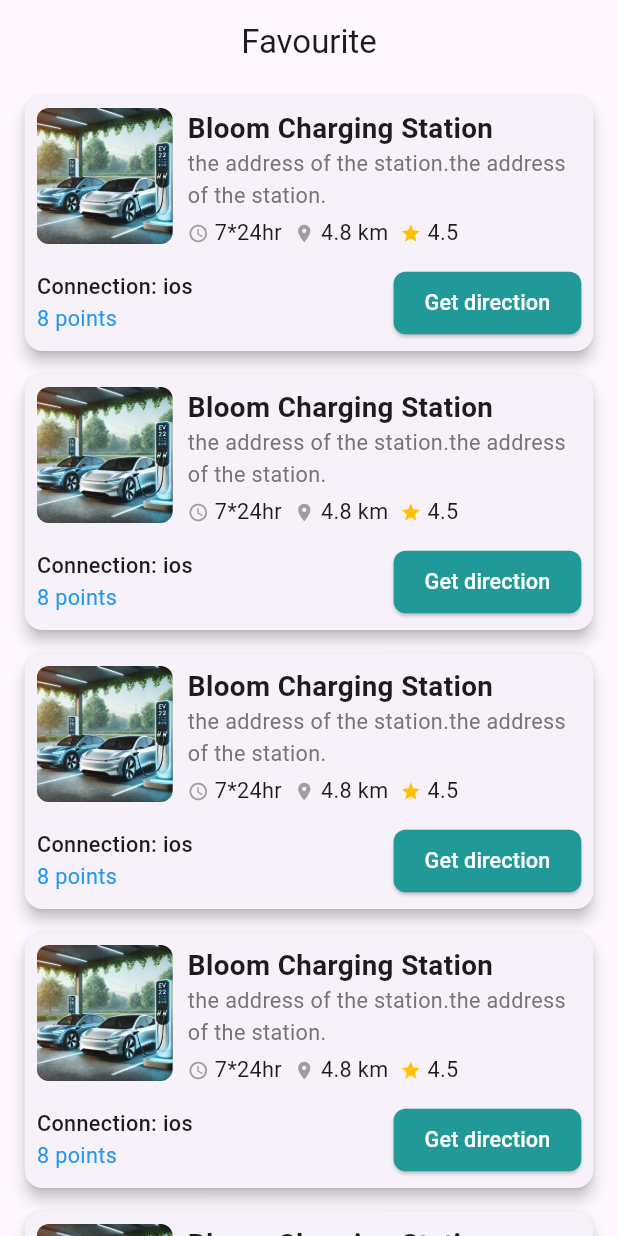
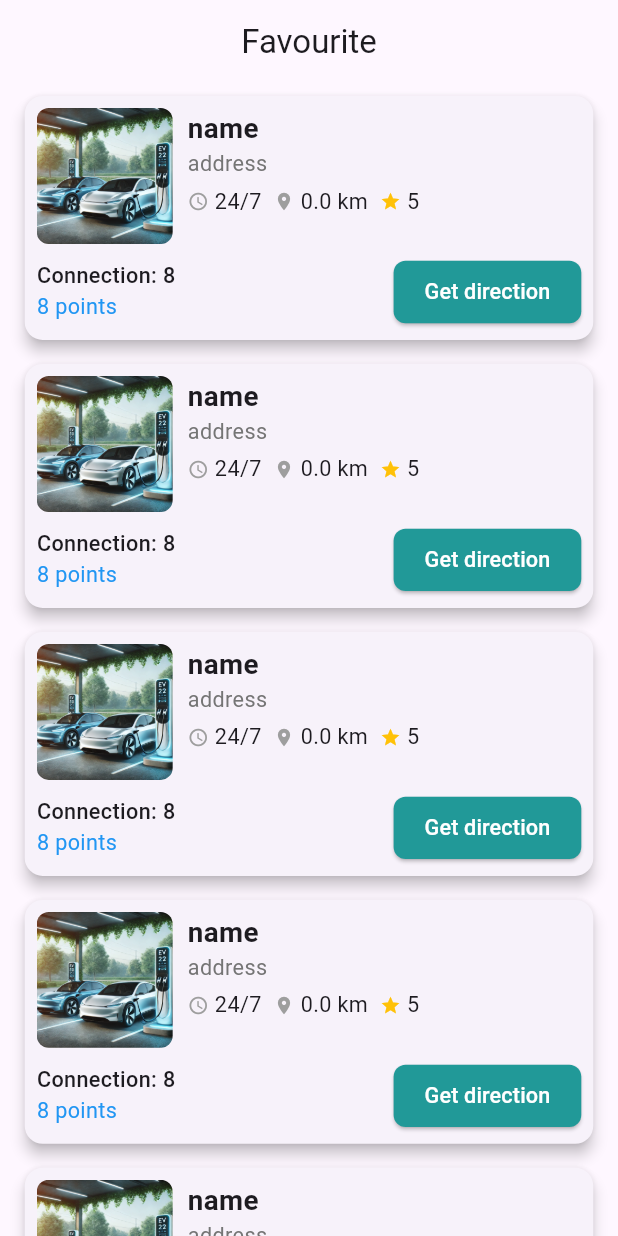
Before and after one commit to RamyIsaac/ev_charging_app, a Flutter app: the FavouriteView screen opened by its route, on a phone screen of 412 x 824 dp. Run offline on Flutter 3.47's test engine with Material 3 defaults, Android fonts, the phone set to English and light mode, and no system bars; our stand-ins replace bloc, cloud_firestore, dartz, dio, dots_indicator, firebase_auth and 10 more; missing offline and left inert: flutter_facebook_auth, flutter_paymob, flutter_paypal_payment, flutter_polyline_points, flutter_stripe; accounts and stored records are empty; project files that could hold a hidden picture were left out.

Commit message:
add real data with supabase for charging stations & add pamob paymenet

```diff
--- /dev/null
+++ b/lib/core/utils/supabase_keys.dart
@@ -0,0 +1,5 @@
+abstract class SupabaseKeys {
+  static const String supabaseUrl = 'https://skyacseltlllpqcvcwqs.supabase.co';
+  static const String supabaseAnonKey =
+      'eyJhbGciOiJIUzI1NiIsInR5cCI6IkpXVCJ9.eyJpc3MiOiJzdXBhYmFzZSIsInJlZiI6InNreWFjc2VsdGxsbHBxY3Zjd3FzIiwicm9sZSI6ImFub24iLCJpYXQiOjE3NDU0NDA4MzksImV4cCI6MjA2MTAxNjgzOX0.5NQos_R8QDrVj0DCtRthTP1lq_VI2PkPyMEtQRsOdxw';
+}
--- a/lib/core/widgets/charging_station.dart
+++ b/lib/core/widgets/charging_station.dart
@@ -1,27 +1,11 @@
 import 'package:ev_charging/constants.dart';
+import 'package:ev_charging/features/home/data/models/charging_station_model/charging_station_model.dart';
 import 'package:flutter/material.dart';
 
 class ChargingStation extends StatelessWidget {
-  final String name;
-  final String address;
-  final String availability;
-  final double distance;
-  final double rating;
-  final String connection;
-  final int points;
-  final VoidCallback onDirectionTap;
+  final ChargingStationModel chargingStationModel;
 
-  const ChargingStation({
-    super.key,
-    required this.name,
-    required this.address,
-    required this.availability,
-    required this.distance,
-    required this.rating,
-    required this.connection,
-    required this.points,
-    required this.onDirectionTap,
-  });
+  const ChargingStation({super.key, required this.chargingStationModel});
 
   @override
   Widget build(BuildContext context) {
@@ -57,7 +41,7 @@ class ChargingStation extends StatelessWidget {
                     crossAxisAlignment: CrossAxisAlignment.start,
                     children: [
                       Text(
-                        name,
+                        chargingStationModel.name,
                         style: TextStyle(
                             fontSize: screenWidth * 0.045,
                             fontWeight: FontWeight.bold),
@@ -65,7 +49,7 @@ class ChargingStation extends StatelessWidget {
                         overflow: TextOverflow.ellipsis,
                       ),
                       Text(
-                        address,
+                        chargingStationModel.address,
                         style: TextStyle(
                             color: Colors.grey[600],
                             fontSize: screenWidth * 0.035),
@@ -74,10 +58,10 @@ class ChargingStation extends StatelessWidget {
                       ),
                       const SizedBox(height: 4),
                       StationTimeDistanceRating(
-                          availability: availability,
+                          availability: chargingStationModel.operatingHours,
                           screenWidth: screenWidth,
-                          distance: distance,
-                          rating: rating),
+                          distance: chargingStationModel.id.toDouble(),
+                          rating: chargingStationModel.rating),
                       const SizedBox(height: 4),
                     ],
                   ),
@@ -91,13 +75,13 @@ class ChargingStation extends StatelessWidget {
                   crossAxisAlignment: CrossAxisAlignment.start,
                   children: [
                     Text(
-                      "Connection: $connection",
+                      "Connection: ${chargingStationModel.availableConnectors}",
                       style: TextStyle(
                           fontSize: screenWidth * 0.035,
                           fontWeight: FontWeight.w500),
                     ),
                     Text(
-                      "$points points",
+                      "${chargingStationModel.availableConnectors} points",
                       style: TextStyle(
                           fontSize: screenWidth * 0.035, color: Colors.blue),
                     ),
@@ -105,7 +89,7 @@ class ChargingStation extends StatelessWidget {
                 ),
                 const Spacer(),
                 ElevatedButton(
-                  onPressed: onDirectionTap,
+                  onPressed: () {},
                   style: ElevatedButton.styleFrom(
                     backgroundColor: kSecondaryColor,
                     shape: RoundedRectangleBorder(
@@ -139,11 +123,13 @@ class StationTimeDistanceRating extends StatelessWidget {
   final String availability;
   final double screenWidth;
   final double distance;
-  final double rating;
+  final String rating;
 
   @override
   Widget build(BuildContext context) {
-    return Row(
+    return FittedBox(
+      fit: BoxFit.scaleDown,
+      child: Row(
         children: [
           const Icon(Icons.access_time, size: 14, color: Colors.grey),
           const SizedBox(width: 4),
@@ -155,8 +141,9 @@ class StationTimeDistanceRating extends StatelessWidget {
           const SizedBox(width: 8),
           const Icon(Icons.star, size: 14, color: Colors.amber),
           const SizedBox(width: 4),
-        Text("$rating", style: TextStyle(fontSize: screenWidth * 0.035)),
+          Text(rating, style: TextStyle(fontSize: screenWidth * 0.035)),
         ],
+      ),
     );
   }
 }
--- a/lib/features/favourite/presentation/views/widgets/favourite_view_body.dart
+++ b/lib/features/favourite/presentation/views/widgets/favourite_view_body.dart
@@ -1,7 +1,7 @@
 import 'package:ev_charging/core/utils/app_router.dart';
 import 'package:ev_charging/core/widgets/charging_station.dart';
+import 'package:ev_charging/features/home/data/models/charging_station_model/charging_station_model.dart';
 import 'package:flutter/material.dart';
-import 'package:flutter/rendering.dart';
 import 'package:go_router/go_router.dart';
 
 class FavouriteViewBody extends StatelessWidget {
@@ -19,6 +19,7 @@ class StationsListView extends StatelessWidget {
     required this.scrollDirection,
   });
   final Axis scrollDirection;
+
   @override
   Widget build(BuildContext context) {
     return ListView.builder(
@@ -26,20 +27,26 @@ class StationsListView extends StatelessWidget {
         itemCount: 10,
         itemBuilder: (context, index) {
           return GestureDetector(
-            onTap: () {
-              GoRouter.of(context).push(AppRouter.kStationDetailsView);
-            },
-            child: ChargingStation(
-                name: 'Bloom Charging Station ',
-                address:
-                    'the address of the station.the address of the station.',
-                availability: '7*24hr',
-                distance: 4.8,
-                rating: 4.5,
-                connection: 'ios',
-                points: 8,
-                onDirectionTap: () {}),
-          );
+              onTap: () {
+                GoRouter.of(context).push(AppRouter.kStationDetailsView);
+              },
+              child: ChargingStation(
+                chargingStationModel: ChargingStationModel(
+                  name: 'name',
+                  address: 'address',
+                  city: 'city',
+                  state: 'state',
+                  zipCode: 'zipCode',
+                  imageUrl: 'imageUrl',
+                  longitude: 0.0,
+                  latitude: 0.0,
+                  isActive: true,
+                  rating: '5',
+                  availableConnectors: 8,
+                  operatingHours: '24/7',
+                  createdAt: TimeOfDay.now().toString(),
+                ),
+              ));
         });
   }
 }
--- a/lib/features/favourite/presentation/views/widgets/station_details_view_body.dart
+++ b/lib/features/favourite/presentation/views/widgets/station_details_view_body.dart
@@ -27,7 +27,7 @@ class StationDetailsViewBody extends StatelessWidget {
                   availability: '24/7',
                   screenWidth: MediaQuery.of(context).size.width,
                   distance: 5.5,
-                  rating: 5,
+                  rating: '5',
                 ),
                 const SizedBox(
                   height: 5,
--- /dev/null
+++ b/lib/features/home/data/models/charging_station_model/charging_station_model.dart
@@ -0,0 +1,67 @@
+class ChargingStationModel {
+  int id;
+  String name;
+  String address;
+  String city;
+  String state;
+  String zipCode;
+  String imageUrl;
+  double longitude;
+  double latitude;
+  bool isActive;
+  String rating;
+  int availableConnectors;
+  String operatingHours;
+  String createdAt;
+
+  ChargingStationModel({
+    this.id = 0,
+    required this.name,
+    required this.address,
+    required this.city,
+    required this.state,
+    required this.zipCode,
+    required this.imageUrl,
+    required this.longitude,
+    required this.latitude,
+    required this.isActive,
+    required this.rating,
+    required this.availableConnectors,
+    required this.operatingHours,
+    required this.createdAt,
+  });
+
+  static ChargingStationModel fromJson(Map<String, dynamic> json) =>
+      ChargingStationModel(
+        name: json['Name'] ?? "",
+        id: json['Id'] ?? 0,
+        address: json['Address'] ?? "",
+        city: json['City'] ?? "",
+        state: json['State'] ?? "",
+        zipCode: json['ZipCode'] ?? "",
+        imageUrl: json['ImageUrl'] ?? "",
+        longitude: json['Longitude'] ?? 0.0,
+        latitude: json['Latitude'] ?? 0.0,
+        isActive: json['IsActive'] ?? false,
+        rating: json['rating'] ?? "",
+        availableConnectors: json['availableConnectors'] ?? 0,
+        operatingHours: json['operatingHours'] ?? "",
+        createdAt: json['CreatedAt'] ?? "",
+      );
+  Map<String, dynamic> toJson() => {
+        'Id': id,
+        'Name': name,
+        'Address': address,
+        'City': city,
+        'State': state,
+        'ZipCode': zipCode,
+        'ImageUrl': imageUrl,
+        'Longitude': longitude,
+        'Latitude': latitude,
+        'IsActive': isActive,
+        'rating': rating,
+        'availableConnectors': availableConnectors,
+        'operatingHours': operatingHours,
+        'CreatedAt': createdAt,
+      };
+}
--- a/lib/features/home/presentation/views/widgets/home_view_body.dart
+++ b/lib/features/home/presentation/views/widgets/home_view_body.dart
@@ -130,7 +130,7 @@ class _HomeViewBodyState extends State<HomeViewBody> {
                         icon: const Icon(Icons.filter_list_rounded),
                         color: kSecondaryColor,
                       ),
-                    )
+                    ),
                   ],
                 ),
               ),
--- a/lib/features/payment/presentation/views/widgets/book_slot_view_body.dart
+++ b/lib/features/payment/presentation/views/widgets/book_slot_view_body.dart
@@ -1,4 +1,3 @@
-import 'package:ev_charging/core/services/paymob_service.dart';
 import 'package:ev_charging/core/utils/styles.dart';
 import 'package:ev_charging/core/widgets/custom_button.dart';
 import 'package:ev_charging/features/favourite/presentation/views/widgets/custom_date_picker.dart';
--- a/lib/features/payment/presentation/views/widgets/payment_methods_bottom_sheet.dart
+++ b/lib/features/payment/presentation/views/widgets/payment_methods_bottom_sheet.dart
@@ -10,7 +10,6 @@ import 'package:ev_charging/features/payment/data/models/amount_paypal_model/det
 import 'package:ev_charging/features/payment/data/models/items_paypal_model/item.dart';
 import 'package:ev_charging/features/payment/data/models/items_paypal_model/items_paypal_model.dart';
 import 'package:ev_charging/features/payment/data/models/payment_intent_input_model.dart';
-import 'package:ev_charging/features/payment/data/repos/payment_repo_impl.dart';
 import 'package:ev_charging/features/payment/presentation/manager/cubit/stripe_payment_cubit.dart';
 import 'package:ev_charging/features/payment/presentation/views/widgets/payment_methods_list_view.dart';
 import 'package:flutter/material.dart';
```
Also changed, not shown: lib/core/utils/supabase_service.dart (added, +41 -0 lines), lib/features/home/data/repo/home_repo.dart (added, +18 -0 lines), lib/features/home/presentation/manager/cubit/charging_station_cubit.dart (added, +20 -0 lines), lib/features/home/presentation/manager/cubit/charging_station_state.dart (added, +18 -0 lines), lib/features/home/presentation/views/home_view.dart (+6 -1 lines). Lines whose indentation alone changed are shown as unchanged.
